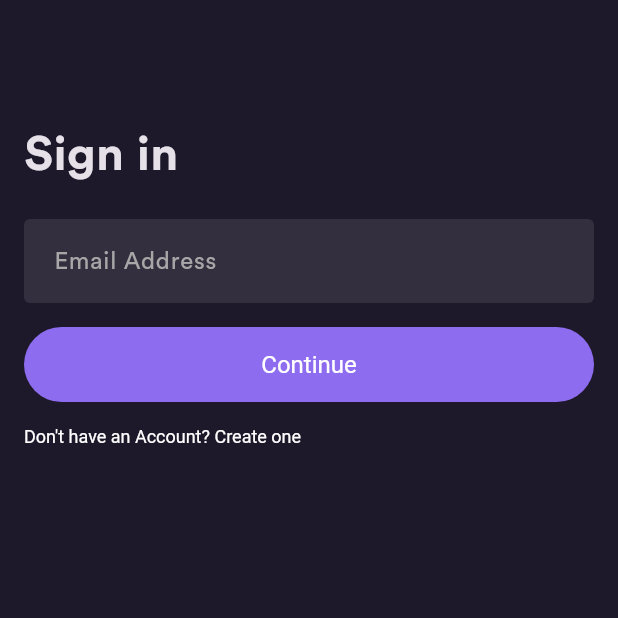
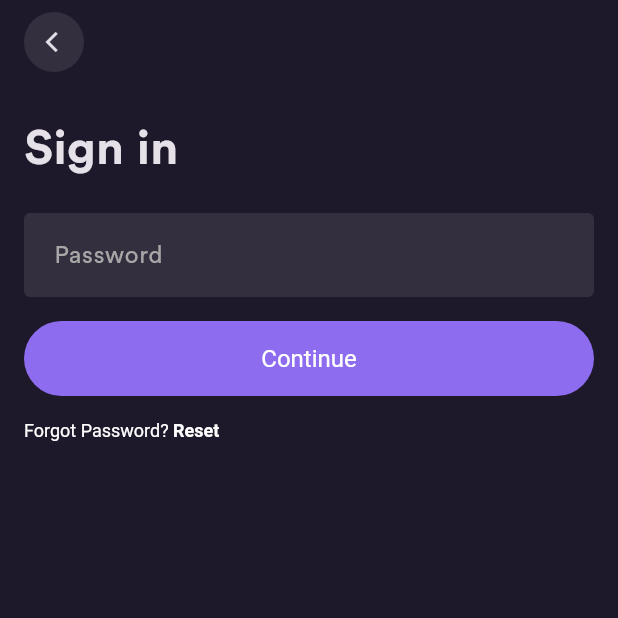
Before and after one commit to Sabaudo/ecommerce_flutter_app, a Flutter app: the screen it shows after launch, after a tap on "Continue", on a phone screen of 412 x 824 dp, the top half of it. Run offline on Flutter 3.47's test engine with Material 3 defaults, Android fonts, the light colour scheme and no system bars; our stand-ins replace flutter_bloc, flutter_svg.

Commit message:
adição de mais telas do fluxo de login

```diff
--- a/lib/screens/login/pages/signin/signin.dart
+++ b/lib/screens/login/pages/signin/signin.dart
@@ -1,4 +1,7 @@
 import 'package:clot_ecommerce/common/widgets/button/basic_app_button.dart';
+import 'package:clot_ecommerce/screens/login/pages/signin/create_account.dart';
+import 'package:clot_ecommerce/screens/login/pages/signin/signin_password.dart';
+import 'package:flutter/gestures.dart';
 import 'package:flutter/material.dart';
 
 class Signin extends StatelessWidget {
@@ -51,17 +54,39 @@ class Signin extends StatelessWidget {
 
   Widget _continueButton(BuildContext context) {
     return BasicAppButton(title: "Continue",
-    onPressed: (){});
+    onPressed: (){
+      Navigator.push(
+            context,
+            MaterialPageRoute(builder: (context) => const SigninPassword()),
+          );
+    });
   }
 
-  Widget _createAccountText(BuildContext buildContext) {
+  Widget _createAccountText(BuildContext context) {
     return RichText(
-      text:
-      TextSpan(
+      text: TextSpan(
         children: [
-          TextSpan(text: "Don't have an Account?", style: TextStyle(fontSize: 12)),
-          TextSpan(text: " Create one", style: TextStyle(fontSize: 12))
-        ]
+          TextSpan(
+            text: "Don't have an Account?",
+            style: TextStyle(fontSize: 12),
+          ),
+          TextSpan(
+            text: " Create one",
+            style: TextStyle(
+              fontSize: 12,
+              fontWeight: FontWeight.bold,
+              color: Colors.white,
+            ),
+            recognizer:
+                TapGestureRecognizer()
+                  ..onTap = () {
+                    Navigator.push(
+                      context,
+                      MaterialPageRoute(builder: (context) => const CreateAccount()),
+                    );
+                  },
+          ),
+        ],
       ),
     );
   }
--- /dev/null
+++ b/lib/screens/login/pages/signin/signin_password.dart
@@ -0,0 +1,111 @@
+import 'package:clot_ecommerce/common/widgets/button/basic_app_button.dart';
+import 'package:clot_ecommerce/core/configs/theme/app_colors.dart';
+import 'package:clot_ecommerce/screens/login/pages/signin/forgot_password.dart';
+import 'package:flutter/gestures.dart';
+import 'package:flutter/material.dart';
+import 'package:flutter/widgets.dart';
+
+class SigninPassword extends StatelessWidget {
+  const SigninPassword({super.key});
+
+  @override
+  Widget build(BuildContext context) {
+    return Scaffold(
+      appBar: AppBar(
+        elevation: 0,
+        backgroundColor: Colors.transparent,
+        leading: appBarButton(context)
+      ),
+      body: Padding(
+        padding: const EdgeInsets.symmetric(
+          horizontal: 16,
+          vertical: 20
+        ),
+        child: Column(
+          crossAxisAlignment: CrossAxisAlignment.start,
+          children: [
+            _signInText(context),
+            SizedBox(height: 20,),
+            _inputText(context, "Password"),
+            Padding(
+              padding: const EdgeInsets.only(top: 16, bottom: 16),
+              child: _continueButton(context),
+            ),
+            forgotPassword(context),
+          ],
+        ),
+      ),
+    );
+  }
+
+  Widget _signInText(BuildContext context) {
+    return Text("Sign in",
+    style: TextStyle(
+      fontSize: 32,
+      fontWeight: FontWeight.bold
+      ),
+    );
+  }
+
+  Widget _inputText(BuildContext context, String hint) {
+    return TextField(
+      decoration: InputDecoration(
+        hintText: hint,
+        border: OutlineInputBorder(
+          borderRadius: BorderRadius.circular(4),
+        )
+      )
+    );
+  }
+
+  Widget _continueButton(BuildContext context) {
+    return BasicAppButton(title: "Continue",
+    onPressed: (){});
+  }
+
+  Widget forgotPassword(BuildContext context) {
+    return RichText(
+      text:
+      TextSpan(
+        children: [
+          TextSpan(text: "Forgot Password?", style: TextStyle(fontSize: 12)),
+          TextSpan(text: " Reset", style: TextStyle(fontSize: 12, fontWeight: FontWeight.bold),
+          recognizer:
+                TapGestureRecognizer()
+                  ..onTap = () {
+                    Navigator.push(
+                      context,
+                      MaterialPageRoute(builder: (context) => const ForgotPassword()),
+                    );
+                  },
+                )
+        ]
+      ),
+    );
+  }
+
+  Widget appBarButton(BuildContext context) {
+    return Padding(
+            padding: const EdgeInsets.only(
+            left: 16,
+          ),
+          child: Ink(
+            width: 40,
+            height: 40,
+            decoration: const ShapeDecoration(
+              color: AppColors.secondBackground,
+              shape: CircleBorder(),
+            ),
+            // color: Colors.white,
+            child: IconButton(
+              onPressed: () {
+                Navigator.pop(context);
+              },
+              padding: EdgeInsets.only(left: 5),
+              icon: Icon(Icons.arrow_back_ios),
+              iconSize: 16,
+            ),
+          ),
+        );
+  }
+}
```
Also changed, not shown: lib/screens/login/pages/signin/create_account.dart (added, +122 -0 lines), lib/screens/login/pages/signin/forgot_password.dart (added, +89 -0 lines).
